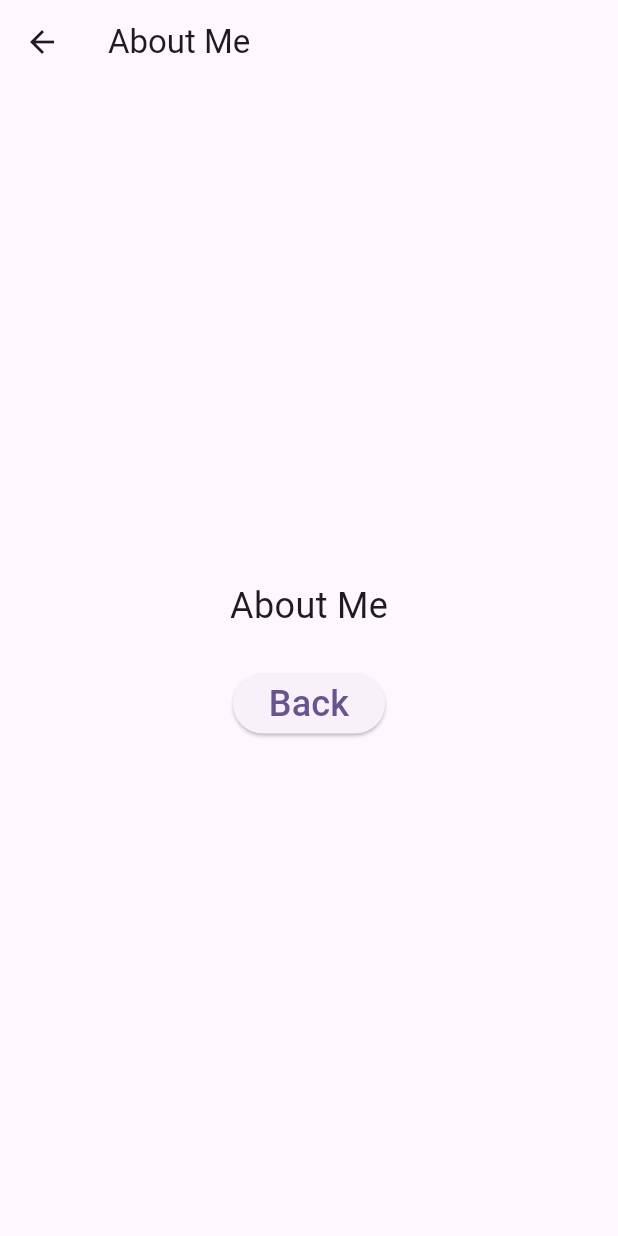
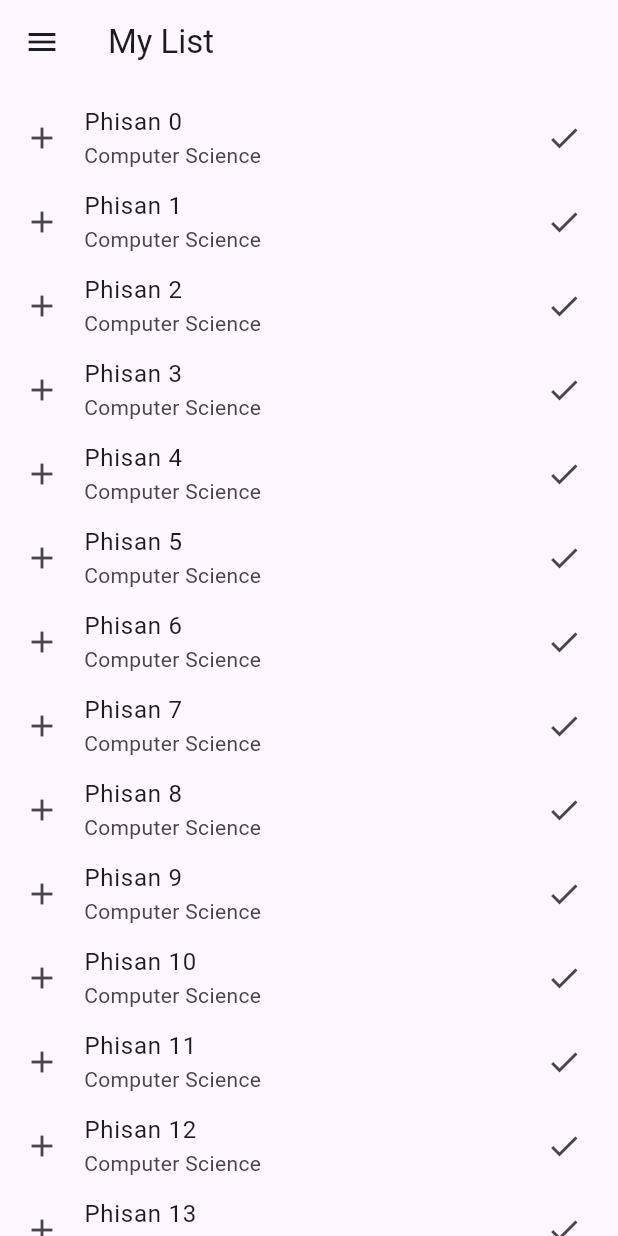
Before and after one commit to numvarn/flutter_profile_app, a Flutter app: the AboutPage screen opened directly, on a phone screen of 412 x 824 dp. Run offline on Flutter 3.47's test engine with Material 3 defaults, Android fonts, the phone set to English and light mode, and no system bars; our stand-ins replace get.

Commit message:
add list

```diff
--- a/lib/about.dart
+++ b/lib/about.dart
@@ -1,5 +1,6 @@
 import 'package:flutter/material.dart';
 import 'package:get/route_manager.dart';
+import 'package:profile_app/drawer.dart';
 
 class AboutPage extends StatefulWidget {
   const AboutPage({super.key});
@@ -9,34 +10,27 @@ class AboutPage extends StatefulWidget {
 }
 
 class _AboutPageState extends State<AboutPage> {
+  var items = List<String>.generate(20, (i) => 'Phisan $i');
   @override
   Widget build(BuildContext context) {
     return Scaffold(
       appBar: AppBar(
-        title: const Text("About Me"),
+        title: const Text("My List"),
       ),
-      body: Center(
-        child: Column(
-          mainAxisAlignment: MainAxisAlignment.center,
-          children: [
-            const Text(
-              "About Me",
-              style: TextStyle(fontSize: 24),
-            ),
-            const SizedBox(
-              height: 24,
-            ),
-            ElevatedButton(
-              onPressed: () {
-                Get.back();
-              },
-              child: const Text(
-                "Back",
-                style: TextStyle(fontSize: 24),
-              ),
-            )
-          ],
+      drawer: const MyDrawer(),
+      body: ListView.builder(
+        itemCount: items.length,
+        prototypeItem: ListTile(
+          title: Text(items.first),
         ),
+        itemBuilder: (context, index) {
+          return ListTile(
+            leading: const Icon(Icons.add),
+            title: Text(items[index]),
+            subtitle: const Text("Computer Science"),
+            trailing: const Icon(Icons.check),
+          );
+        },
       ),
     );
   }
```
